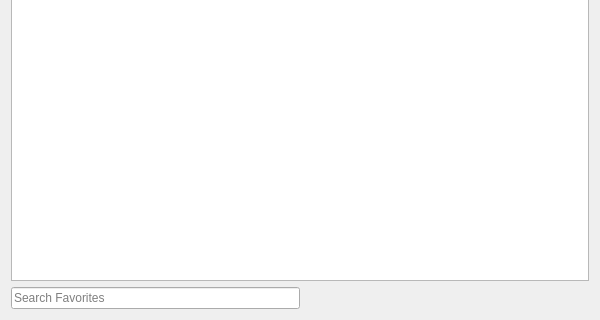
This is 2.x/UI/dooble_favorites_popup.ui in textbrowser/dooble as Qt 5 draws it before an edit; both pictures show x 0 to 600 and y 280 to 600 of the 600 by 600 pixel window. The edited form follows.
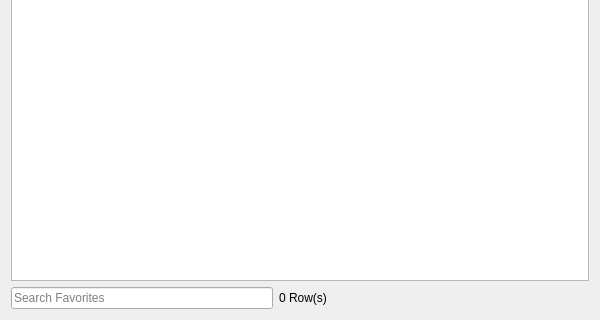
This is the edited form. Icons and pictures are not drawn. Custom widgets are drawn as their Qt base class.

```diff
--- a/2.x/UI/dooble_favorites_popup.ui
+++ b/2.x/UI/dooble_favorites_popup.ui
@@ -134,6 +134,13 @@
        </property>
       </widget>
      </item>
+     <item>
+      <widget class="QLabel" name="entries">
+       <property name="text">
+        <string>0 Row(s)</string>
+       </property>
+      </widget>
+     </item>
      <item>
       <spacer name="horizontalSpacer_2">
        <property name="orientation">
```
Left out of the diff: 3 changed lines with no effect on the pictures.
